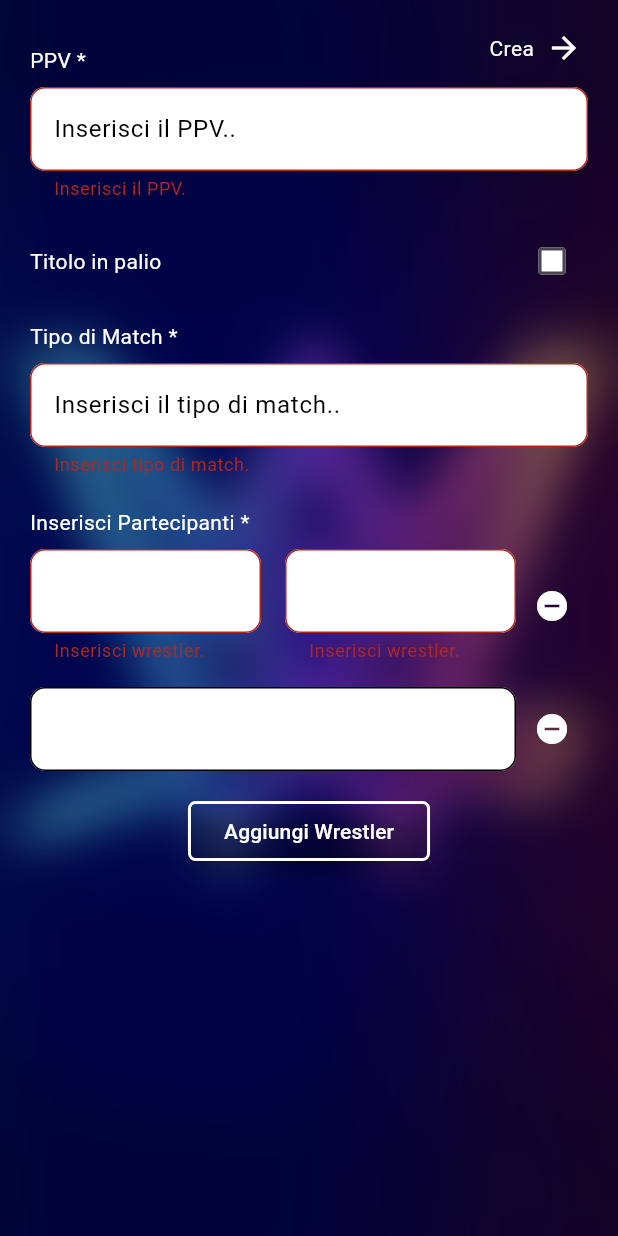
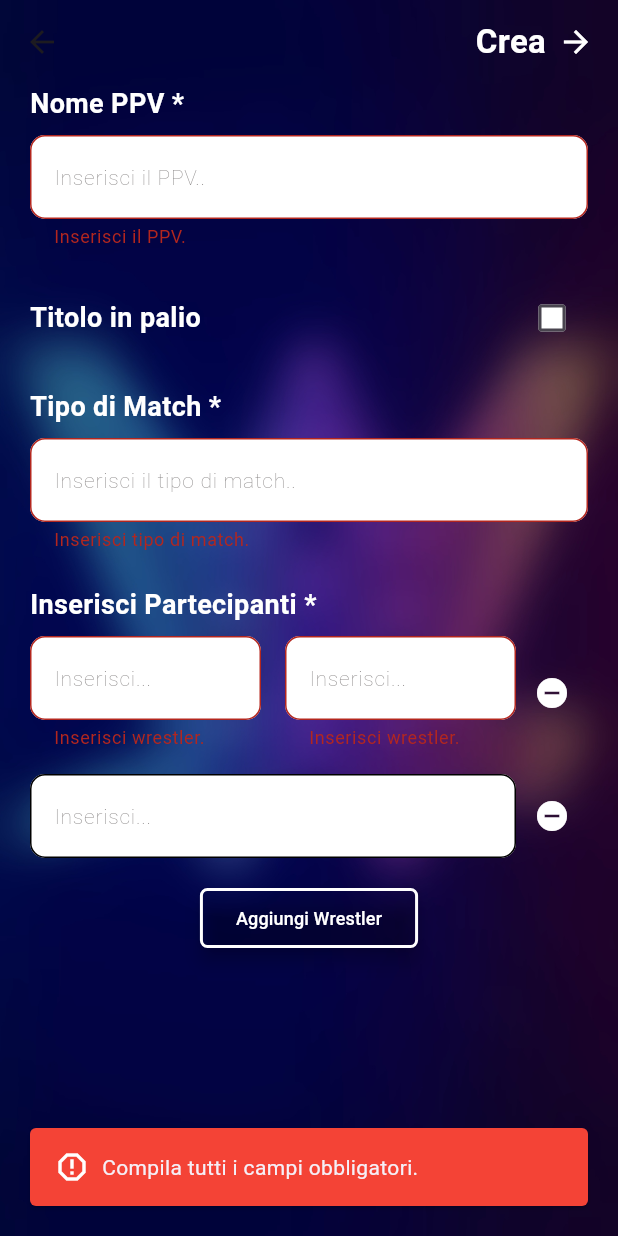
Before and after one commit to morenoboasso/wwe-sus, a Flutter app: the CreateMatchCardPage screen opened by its route, after a tap on "Aggiungi Wrestler", after a tap on "Crea", on a phone screen of 412 x 824 dp. Run offline on Flutter 3.47's test engine with Material 3 defaults, Android fonts, the phone set to English and light mode, and no system bars; our stand-ins replace cloud_firestore, firebase_core, get, get_storage, vibration; accounts and stored records are empty.

Commit message:
add error snackbar

```diff
--- a/lib/pages/create_match/create_match_card_page.dart
+++ b/lib/pages/create_match_card_page.dart
@@ -1,8 +1,11 @@
 import 'package:flutter/material.dart';
-import 'package:wwe_bets/widgets/create_match_card/ppv_dropdown.dart';
-import '../../services/db_service.dart';
-import '../../widgets/create_match_card/title_checkbox.dart';
-import '../../widgets/create_match_card/wrestler_input_row.dart';
+import 'package:wwe_bets/services/db_service.dart';
+import 'package:wwe_bets/style/text_style.dart';
+import 'package:wwe_bets/widgets/create_match_card/ppv_input.dart';
+import 'package:wwe_bets/widgets/create_match_card/title_checkbox.dart';
+import 'package:wwe_bets/widgets/create_match_card/wrestler_input_row.dart';
+import '../widgets/common/input_decoration.dart';
+import '../widgets/common/custom_snackbar.dart';  // Importa il widget
 
 class CreateMatchCardPage extends StatefulWidget {
   const CreateMatchCardPage({super.key});
@@ -15,37 +18,41 @@ class _CreateMatchCardPageState extends State<CreateMatchCardPage> {
   final _formKey = GlobalKey<FormState>();
   final TextEditingController _titleController = TextEditingController();
   final TextEditingController _typeController = TextEditingController();
-  DbService dbService = DbService();
+  final DbService dbService = DbService();
 
   String? _selectedPPV;
   bool _showTitleField = false;
   List<String> wrestlers = ['', ''];
 
-  InputDecoration _inputDecoration(String hint) {
-    return InputDecoration(
-      hintText: hint,
-      filled: true,
-      fillColor: Colors.white,
-      hintStyle: const TextStyle(color: Colors.black),
-      border: OutlineInputBorder(
-        borderRadius: BorderRadius.circular(10),
-        borderSide: const BorderSide(color: Colors.black),
-      ),
-      enabledBorder: OutlineInputBorder(
-        borderRadius: BorderRadius.circular(10),
-        borderSide: const BorderSide(color: Colors.black),
-      ),
-      focusedBorder: OutlineInputBorder(
-        borderRadius: BorderRadius.circular(10),
-        borderSide: const BorderSide(color: Colors.black),
-      ),
-    );
-  }
-
   @override
   Widget build(BuildContext context) {
     return Scaffold(
-      resizeToAvoidBottomInset: true,
+      appBar: AppBar(
+        backgroundColor: Colors.transparent,
+        elevation: 0,
+        actions: [
+          GestureDetector(
+            onTap: _saveMatchCard,
+            child: Padding(
+              padding: const EdgeInsets.symmetric(horizontal: 16),
+              child: Row(
+                children: [
+                  Text(
+                    "Crea",
+                    style: MemoText.createMatchCardButton,
+                  ),
+                  const SizedBox(width: 8),
+                  const Icon(
+                    Icons.arrow_forward,
+                    color: Colors.white,
+                  ),
+                ],
+              ),
+            ),
+          ),
+        ],
+      ),
+      extendBodyBehindAppBar: true,
       body: Stack(
         children: [
           Container(
@@ -58,7 +65,7 @@ class _CreateMatchCardPageState extends State<CreateMatchCardPage> {
           ),
           SafeArea(
             child: Padding(
-              padding: const EdgeInsets.symmetric(horizontal: 20.0, vertical: 30.0),
+              padding: const EdgeInsets.symmetric(horizontal: 20.0),
               child: Column(
                 children: <Widget>[
                   Expanded(
@@ -66,7 +73,7 @@ class _CreateMatchCardPageState extends State<CreateMatchCardPage> {
                       key: _formKey,
                       child: ListView(
                         children: <Widget>[
-                          const Text('PPV *', style: TextStyle(color: Colors.white)),
+                          Text('Nome PPV *', style: MemoText.createInputMainText),
                           const SizedBox(height: 8),
                           PPVInput(
                             selectedPPV: _selectedPPV,
@@ -76,15 +83,13 @@ class _CreateMatchCardPageState extends State<CreateMatchCardPage> {
                               });
                             },
                           ),
-                          const SizedBox(height: 16),
+                          const SizedBox(height: 22),
                           TitleCheckbox(
                             isChecked: _showTitleField,
                             onChanged: (value) {
-                              if (value != null) {
-                                setState(() {
-                                  _showTitleField = value;
-                                });
-                              }
+                              setState(() {
+                                _showTitleField = value!;
+                              });
                             },
                           ),
                           if (_showTitleField)
@@ -92,24 +97,30 @@ class _CreateMatchCardPageState extends State<CreateMatchCardPage> {
                               padding: const EdgeInsets.only(top: 8.0),
                               child: TextFormField(
                                 controller: _titleController,
-                                decoration: _inputDecoration('Inserisci il titolo..'),
+                                decoration: InputDecorations.standard('Inserisci il titolo..'),
+                                validator: (value) {
+                                  if (value == null || value.trim().isEmpty) {
+                                    return 'Inserisci il titolo.';
+                                  }
+                                  return null;
+                                },
                               ),
                             ),
-                          const SizedBox(height: 16),
-                          const Text('Tipo di Match *', style: TextStyle(color: Colors.white)),
+                          const SizedBox(height: 22),
+                          Text('Tipo di Match *', style: MemoText.createInputMainText),
                           const SizedBox(height: 8),
                           TextFormField(
                             controller: _typeController,
-                            decoration: _inputDecoration('Inserisci il tipo di match..'),
+                            decoration: InputDecorations.standard('Inserisci il tipo di match..'),
                             validator: (value) {
-                              if (value == null || value.isEmpty) {
+                              if (value == null || value.trim().isEmpty) {
                                 return 'Inserisci tipo di match.';
                               }
                               return null;
                             },
                           ),
-                          const SizedBox(height: 20),
-                          const Text('Inserisci Partecipanti *', style: TextStyle(color: Colors.white)),
+                          const SizedBox(height: 22),
+                          Text('Inserisci Partecipanti *', style: MemoText.createInputMainText),
                           const SizedBox(height: 8),
                           ListView.builder(
                             shrinkWrap: true,
@@ -139,34 +150,6 @@ class _CreateMatchCardPageState extends State<CreateMatchCardPage> {
                   ),
                 ],
               ),
-            ),
-          ),
-          Positioned(
-            top: 16,
-            right: 16,
-            child: Row(
-              children: [
-                GestureDetector(
-                  onTap: _saveMatchCard,
-                  child: Container(
-                    color: Colors.transparent, // Aggiungi uno sfondo trasparente
-                    padding: const EdgeInsets.symmetric(horizontal: 8, vertical: 4),
-                    child: const Row(
-                      children: [
-                        Text(
-                          "Crea",
-                          style: TextStyle(color: Colors.white),
-                        ),
-                        SizedBox(width: 8),
-                        Icon(
-                          Icons.arrow_forward,
-                          color: Colors.white,
-                        ),
-                      ],
-                    ),
-                  ),
-                ),
-              ],
             ),
           ),
         ],
@@ -203,13 +186,32 @@ class _CreateMatchCardPageState extends State<CreateMatchCardPage> {
 
   void _saveMatchCard() async {
     if (_formKey.currentState!.validate()) {
+      if (_selectedPPV == null || _selectedPPV!.isEmpty) {
+        _showErrorSnackbar('Seleziona un PPV.');
+        return;
+      }
+
       List<String> validWrestlers = _getValidWrestlers();
+      if (validWrestlers.isEmpty) {
+        _showErrorSnackbar('Inserisci almeno un partecipante.');
+        return;
+      }
+
       final payperview = _selectedPPV!;
       final title = _showTitleField ? _titleController.text : '';
       final type = _typeController.text;
 
-      await dbService.createMatchCard(
-          payperview, title, type, validWrestlers);
+      await dbService.createMatchCard(payperview, title, type, validWrestlers);
+    } else {
+      _showErrorSnackbar('Compila tutti i campi obbligatori.');
     }
   }
+
+  void _showErrorSnackbar(String message) {
+    CustomSnackbar(
+      context: context,
+      message: message,
+      icon: Icons.report_gmailerrorred,
+    ).show();
+  }
 }
--- a/lib/routes/routes.dart
+++ b/lib/routes/routes.dart
@@ -1,6 +1,6 @@
 import 'package:get/get.dart';
 import 'package:wwe_bets/pages/login_page.dart';
-import '../pages/create_match/create_match_card_page.dart';
+import '../pages/create_match_card_page.dart';
 import '../widgets/bottom_navigation_bar_widget.dart';
 
 class AppRoutes {
--- a/lib/style/text_style.dart
+++ b/lib/style/text_style.dart
@@ -3,15 +3,15 @@ import 'package:flutter/material.dart';
 import 'color_style.dart';
 
 class MemoText {
+  //login
+  static TextStyle get loginText => const TextStyle(
+      fontWeight: FontWeight.bold, color: ColorsBets.whiteHD, fontSize: 26);
+  static TextStyle get loginHint => const TextStyle(color: ColorsBets.blackHD);
 
-  static TextStyle get loginText => const TextStyle(
-      fontWeight: FontWeight.bold,
-      color: ColorsBets.whiteHD,
-      fontSize: 26
-  );
+  //create match card
+  static TextStyle get createInputMainText => const TextStyle(color: ColorsBets.whiteHD,fontWeight: FontWeight.bold,fontSize: 18);
+  static TextStyle get createHintInput =>  TextStyle(color: ColorsBets.blackHD.withOpacity(0.6),fontWeight: FontWeight.w200,fontSize: 14);
 
-  static TextStyle get loginHint => const TextStyle(
-    color: ColorsBets.blackHD
-  );
-
+  static TextStyle get createMatchCardButton => const TextStyle(color: ColorsBets.whiteHD,fontWeight: FontWeight.bold,fontSize: 22);
+  static TextStyle get addWrestlerButton => const TextStyle(color: ColorsBets.whiteHD,fontSize: 12);
 }
--- a/lib/widgets/bottom_navigation_bar_widget.dart
+++ b/lib/widgets/bottom_navigation_bar_widget.dart
@@ -1,5 +1,5 @@
 import 'package:flutter/material.dart';
-import '../pages/create_match/create_match_card_page.dart';
+import '../pages/create_match_card_page.dart';
 import '../style/color_style.dart';
 class BottomNavigationBarWidget extends StatefulWidget {
   const BottomNavigationBarWidget({super.key});
--- /dev/null
+++ b/lib/widgets/common/custom_snackbar.dart
@@ -0,0 +1,31 @@
+import 'package:flutter/material.dart';
+
+class CustomSnackbar {
+  final BuildContext context;
+  final String message;
+  final IconData icon;
+
+  CustomSnackbar({
+    required this.context,
+    required this.message,
+    required this.icon,
+  });
+
+  void show() {
+    ScaffoldMessenger.of(context).showSnackBar(
+      SnackBar(
+        content: Row(
+          children: [
+            Icon(icon, color: Colors.white),
+            const SizedBox(width: 8),
+            Expanded(child: Text(message)),
+          ],
+        ),
+        behavior: SnackBarBehavior.floating,
+        margin: const EdgeInsets.only(bottom: 20, left: 20, right: 20),
+        backgroundColor: Colors.red,
+        elevation: 1,
+      ),
+    );
+  }
+}
--- /dev/null
+++ b/lib/widgets/common/input_decoration.dart
@@ -0,0 +1,25 @@
+import 'package:flutter/material.dart';
+import 'package:wwe_bets/style/text_style.dart';
+
+class InputDecorations {
+  static InputDecoration standard([String hint = 'Inserisci...']) {
+    return InputDecoration(
+      hintText: hint,
+      filled: true,
+      fillColor: Colors.white,
+      hintStyle: MemoText.createHintInput,
+      border: OutlineInputBorder(
+        borderRadius: BorderRadius.circular(10),
+        borderSide: const BorderSide(color: Colors.black),
+      ),
+      enabledBorder: OutlineInputBorder(
+        borderRadius: BorderRadius.circular(10),
+        borderSide: const BorderSide(color: Colors.black),
+      ),
+      focusedBorder: OutlineInputBorder(
+        borderRadius: BorderRadius.circular(10),
+        borderSide: const BorderSide(color: Colors.black),
+      ),
+    );
+  }
+}
--- a/lib/widgets/create_match_card/ppv_dropdown.dart
+++ /dev/null
@@ -1,48 +0,0 @@
-import 'package:flutter/material.dart';
-
-class PPVInput extends StatelessWidget {
-  final String? selectedPPV;
-  final ValueChanged<String?> onChanged;
-
-  const PPVInput({
-    required this.selectedPPV,
-    required this.onChanged,
-    super.key,
-  });
-
-  InputDecoration _inputDecoration(String hint) {
-    return InputDecoration(
-      hintText: hint,
-      filled: true,
-      fillColor: Colors.white,
-      hintStyle: const TextStyle(color: Colors.black),
-      border: OutlineInputBorder(
-        borderRadius: BorderRadius.circular(10),
-        borderSide: const BorderSide(color: Colors.black),
-      ),
-      enabledBorder: OutlineInputBorder(
-        borderRadius: BorderRadius.circular(10),
-        borderSide: const BorderSide(color: Colors.black),
-      ),
-      focusedBorder: OutlineInputBorder(
-        borderRadius: BorderRadius.circular(10),
-        borderSide: const BorderSide(color: Colors.black),
-      ),
-    );
-  }
-
-  @override
-  Widget build(BuildContext context) {
-    return TextFormField(
-      initialValue: selectedPPV,
-      decoration: _inputDecoration('Inserisci il PPV..'),
-      onChanged: onChanged,
-      validator: (value) {
-        if (value == null || value.isEmpty) {
-          return 'Inserisci il PPV.';
-        }
-        return null;
-      },
-    );
-  }
-}
--- /dev/null
+++ b/lib/widgets/create_match_card/ppv_input.dart
@@ -0,0 +1,29 @@
+import 'package:flutter/material.dart';
+
+import '../common/input_decoration.dart';
+
+class PPVInput extends StatelessWidget {
+  final String? selectedPPV;
+  final ValueChanged<String?> onChanged;
+
+  const PPVInput({
+    required this.selectedPPV,
+    required this.onChanged,
+    super.key,
+  });
+
+  @override
+  Widget build(BuildContext context) {
+    return TextFormField(
+      initialValue: selectedPPV,
+      decoration: InputDecorations.standard('Inserisci il PPV..'),
+      onChanged: onChanged,
+      validator: (value) {
+        if (value == null || value.trim().isEmpty) {
+          return 'Inserisci il PPV.';
+        }
+        return null;
+      },
+    );
+  }
+}
--- a/lib/widgets/create_match_card/title_checkbox.dart
+++ b/lib/widgets/create_match_card/title_checkbox.dart
@@ -1,4 +1,5 @@
 import 'package:flutter/material.dart';
+import 'package:wwe_bets/style/text_style.dart';
 
 class TitleCheckbox extends StatelessWidget {
   final bool isChecked;
@@ -15,11 +16,9 @@ class TitleCheckbox extends StatelessWidget {
     return Row(
       mainAxisAlignment: MainAxisAlignment.spaceBetween,
       children: [
-        const Text(
+        Text(
           'Titolo in palio',
-          style: TextStyle(
-            color: Colors.white,
-          ),
+          style: MemoText.createInputMainText,
         ),
         Checkbox(
           hoverColor: Colors.transparent,
@@ -28,7 +27,7 @@ class TitleCheckbox extends StatelessWidget {
           onChanged: onChanged,
           checkColor: Colors.black,
           fillColor: WidgetStateProperty.all(Colors.white),
-        ), // Checkbox a destra
+        ),
       ],
     );
   }
--- a/lib/widgets/create_match_card/wrestler_input_row.dart
+++ b/lib/widgets/create_match_card/wrestler_input_row.dart
@@ -1,5 +1,8 @@
 import 'package:flutter/material.dart';
 import 'package:wwe_bets/style/color_style.dart';
+import 'package:wwe_bets/style/text_style.dart';
+
+import '../common/input_decoration.dart';
 
 class WrestlerInputRow extends StatelessWidget {
   final int index1;
@@ -21,26 +24,6 @@ class WrestlerInputRow extends StatelessWidget {
     super.key,
   });
 
-  InputDecoration _inputDecoration() {
-    return InputDecoration(
-      filled: true,
-      fillColor: Colors.white,
-      hintStyle: const TextStyle(color: Colors.black),
-      border: OutlineInputBorder(
-        borderRadius: BorderRadius.circular(10),
-        borderSide: const BorderSide(color: Colors.black),
-      ),
-      enabledBorder: OutlineInputBorder(
-        borderRadius: BorderRadius.circular(10),
-        borderSide: const BorderSide(color: Colors.black),
-      ),
-      focusedBorder: OutlineInputBorder(
-        borderRadius: BorderRadius.circular(10),
-        borderSide: const BorderSide(color: Colors.black),
-      ),
-    );
-  }
-
   @override
   Widget build(BuildContext context) {
     return Column(
@@ -53,13 +36,13 @@ class WrestlerInputRow extends StatelessWidget {
                 onChanged: (value) => onWrestlerChanged(index1, value),
                 validator: (index1 < 2)
                     ? (value) {
-                  if (value == null || value.isEmpty) {
+                  if (value == null || value.trim().isEmpty) {
                     return 'Inserisci wrestler.';
                   }
                   return null;
                 }
                     : null,
-                decoration: _inputDecoration(),
+                decoration: InputDecorations.standard(),
               ),
             ),
             if (index2 < wrestlers.length) ...[
@@ -76,7 +59,7 @@ class WrestlerInputRow extends StatelessWidget {
                     return null;
                   }
                       : null,
-                  decoration: _inputDecoration(),
+                  decoration: InputDecorations.standard(),
                 ),
               ),
             ],
@@ -93,16 +76,19 @@ class WrestlerInputRow extends StatelessWidget {
             padding: const EdgeInsets.only(top: 16.0),
             child: ElevatedButton(
               style: ElevatedButton.styleFrom(
-                foregroundColor: Colors.white, // Text color
-                backgroundColor: Colors.transparent, // Fill color
+                foregroundColor: Colors.white,
+                backgroundColor: Colors.transparent,
                 shape: RoundedRectangleBorder(
-                  borderRadius: BorderRadius.circular(5), // Less rounded corners
-                  side: const BorderSide(color: Colors.white,width: 2), // White border
+                  borderRadius: BorderRadius.circular(5),
+                  side: const BorderSide(color: Colors.white, width: 2),
                 ),
-                elevation: 5, // Shadow
+                elevation: 5,
               ),
               onPressed: addWrestlerCallback,
-              child: const Text('Aggiungi Wrestler'),
+              child: Text(
+                'Aggiungi Wrestler',
+                style: MemoText.addWrestlerButton,
+              ),
             ),
           ),
       ],
```
